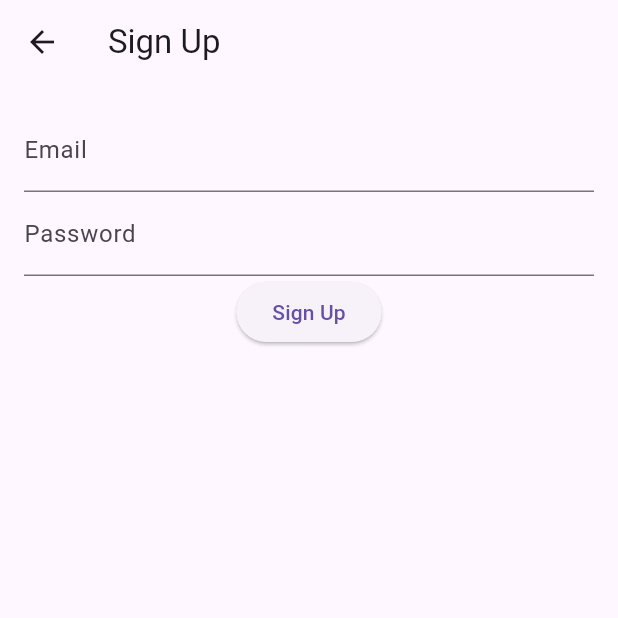
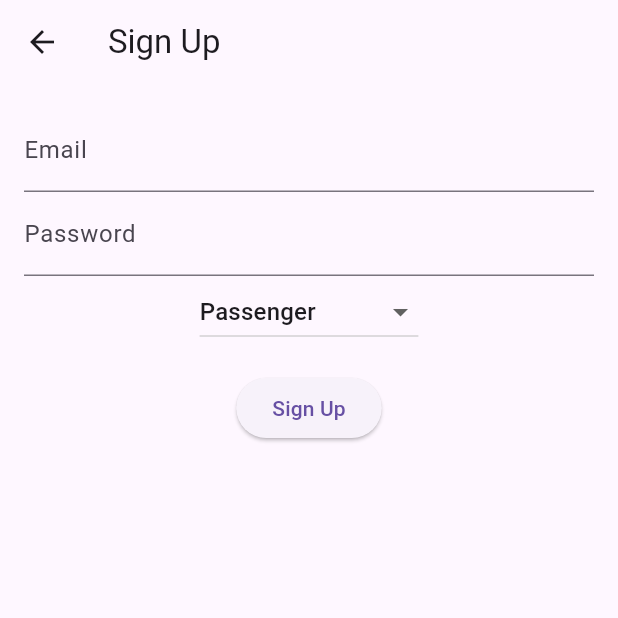
Before and after one commit to Moyes07/CarpoolApp, a Flutter app: the SignUpScreen screen opened by its route, on a phone screen of 412 x 824 dp, the top half of it. Run offline on Flutter 3.47's test engine with Material 3 defaults, Android fonts, the light colour scheme and no system bars; our stand-ins replace cloud_firestore, firebase_auth, firebase_core, geocoding, geolocator, google_maps_flutter; accounts and stored records are empty.

Commit message:
Updated version

```diff
--- a/lib/screens/sign_up_screen.dart
+++ b/lib/screens/sign_up_screen.dart
@@ -11,8 +11,9 @@ class _SignUpScreenState extends State<SignUpScreen> {
   final FirebaseAuth _auth = FirebaseAuth.instance;
   final TextEditingController _emailController = TextEditingController();
   final TextEditingController _passwordController = TextEditingController();
+  final FirebaseFirestore _firestore = FirebaseFirestore.instance;
 
-  final FirebaseFirestore _firestore = FirebaseFirestore.instance;
+  String _selectedUserType = "Passenger"; // Default user type
 
   Future<void> _signUp() async {
     try {
@@ -24,14 +25,22 @@ class _SignUpScreenState extends State<SignUpScreen> {
       // Get the user ID
       String userId = userCredential.user!.uid;
 
-      // Store additional user information
-      await _firestore.collection('users').doc(userId).set({
+      // Prepare user data
+      Map<String, dynamic> userData = {
         'email': _emailController.text,
-        // Add more fields as needed
-        'name':'',
-        'phone':'',
+        'name': '',
+        'phone': '',
         'createdAt': Timestamp.now(),
-      });
+        'userType': _selectedUserType,
+      };
+
+      // Store user data in appropriate collection
+      if (_selectedUserType == "Passenger") {
+        await _firestore.collection('users').doc(userId).set(userData);
+      } else if (_selectedUserType == "Driver") {
+        await _firestore.collection('Drivers').doc(userId).set(userData);
+      }
+
       // Navigate to home screen or show success message
       Navigator.pop(context);
     } catch (e) {
@@ -58,6 +67,26 @@ class _SignUpScreenState extends State<SignUpScreen> {
               decoration: InputDecoration(labelText: 'Password'),
               obscureText: true,
             ),
+            DropdownButton<String>(
+              value: _selectedUserType,
+              items: [
+                DropdownMenuItem(
+                  value: "Passenger",
+                  child: Text("Passenger"),
+                ),
+                DropdownMenuItem(
+                  value: "Driver",
+                  child: Text("Driver"),
+                ),
+              ],
+              onChanged: (value) {
+                setState(() {
+                  _selectedUserType = value!;
+                });
+              },
+              hint: Text("Select User Type"),
+            ),
+            SizedBox(height: 16.0),
             ElevatedButton(
               onPressed: _signUp,
               child: Text('Sign Up'),
```
Also changed, not shown: lib/main.dart (+17 -4 lines), lib/screens/bottom_navbar.dart (+23 -5 lines), lib/screens/login_screen.dart (+51 -4 lines), lib/screens/main_app_screen.dart (+26 -8 lines).
